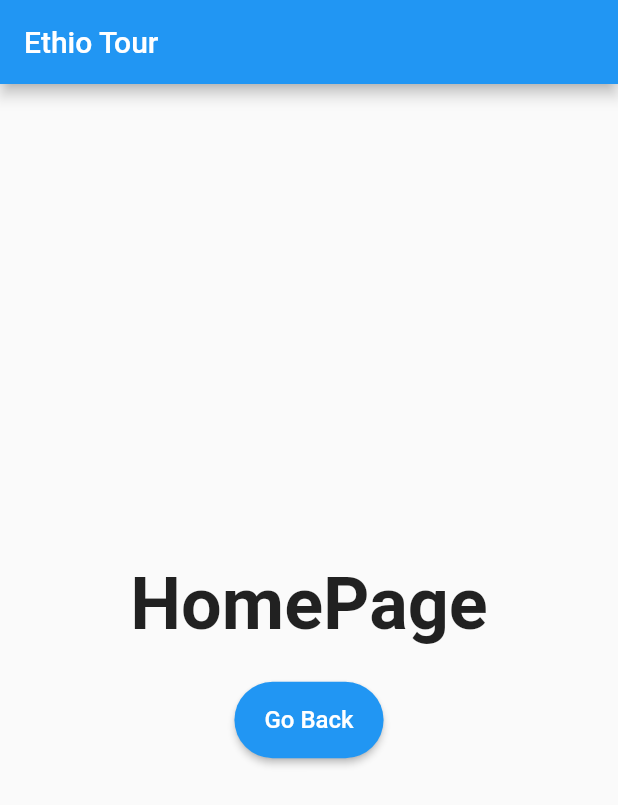
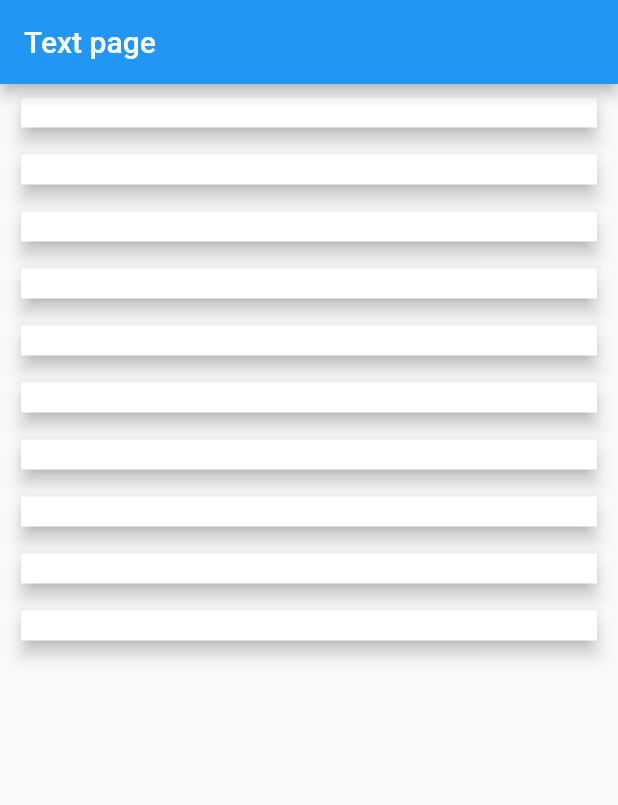
Before and after one commit to Habtamu-Asayto/ethiotour, a Flutter app: the screen it shows after launch, after a tap on "Skip", after a tap on "Start Tour", on a phone screen of 412 x 824 dp. Shown: the top 805 px of the screen. Run offline on Flutter 3.47's test engine with Material 2 defaults, Android fonts, the phone set to English and light mode, and no system bars; our stand-ins replace animated_splash_screen, google_maps_flutter, introduction_screen, sliding_up_panel; network calls fail.

Commit message:
Second level

```diff
--- /dev/null
+++ b/lib/home/test.dart
@@ -0,0 +1,38 @@
+
+import 'package:flutter/material.dart';
+
+class Test extends StatefulWidget {
+  Test({Key? key}) : super(key: key);
+
+  @override
+  State<Test> createState() => _TestState();
+}
+
+class _TestState extends State<Test> {
+  @override
+  Widget build(BuildContext context) {
+     return Scaffold(
+       appBar: AppBar(
+         title: Text("Text page"),
+       ),
+       body: ListView.builder(
+         itemCount: 10,
+         shrinkWrap: true,
+         itemBuilder: (BuildContext context, int index) => Container(
+           width: MediaQuery.of(context).size.width,
+           padding: EdgeInsets.symmetric(horizontal: 10.0, vertical: 5),
+           child: Card(
+             elevation: 5.0,
+             shape: RoundedRectangleBorder(
+               borderRadius: BorderRadius.circular(0.0),
+             ),
+             child: Container(
+               width: MediaQuery.of(context).size.width,
+               padding: EdgeInsets.symmetric(horizontal: 10.0, vertical: 10.0),
+             ),
+           ),
+         ),
+      )
+     );
+  }
+}
--- a/lib/main.dart
+++ b/lib/main.dart
@@ -18,12 +18,12 @@ class MyApp extends StatelessWidget {
         primarySwatch: Colors.blue,
       ),
       home: AnimatedSplashScreen(
-        splash: Image.asset("assets/Fasilides_Palace_01.jpg"),
+        splash: Image.asset("assets/Welcome2.jpg"),
         // ignore: prefer_const_constructors
         nextScreen: OnBoard(),
         splashTransition: SplashTransition.scaleTransition,
         backgroundColor: Colors.white,
-        duration: 1000,
+        duration: 2000,
         ),
     );
   }
--- a/lib/splash/onboard.dart
+++ b/lib/splash/onboard.dart
@@ -2,6 +2,8 @@ import 'package:ethiotour/home/home_page.dart';
 import 'package:ethiotour/widget/button_widget.dart';
 import 'package:flutter/material.dart';
 import 'package:introduction_screen/introduction_screen.dart';
+
+import '../home/test.dart';
 
 class OnBoard extends StatelessWidget {
   const OnBoard({Key? key}) : super(key: key);
@@ -35,7 +37,7 @@ class OnBoard extends StatelessWidget {
                 text: 'Start Tour',
                 onClicked: () => goToHome(context),
               ),
-              image: buildImage('assets/learn.png'),
+              image: buildImage('assets/tour.jpeg'),
               decoration: getPageDecoration(),
             ),
       ],
@@ -54,7 +56,8 @@ class OnBoard extends StatelessWidget {
   );
 
   void goToHome(context) => Navigator.of(context).pushReplacement(
-        MaterialPageRoute(builder: (_) => const HomePage()),
+        //MaterialPageRoute(builder: (_) => const HomePage()),
+        MaterialPageRoute(builder: (_) => Test()),
       );
 
   Widget buildImage(String path) =>
--- a/pubspec.yaml
+++ b/pubspec.yaml
@@ -31,7 +31,9 @@ dependencies:
     sdk: flutter
   animated_splash_screen: ^1.2.0
   introduction_screen: ^3.0.2
-
+  google_maps_flutter: ^2.1.3
+  sliding_up_panel: ^2.0.0+1
+  http: ^0.13.4
 
   # The following adds the Cupertino Icons font to your application.
   # Use with the CupertinoIcons class for iOS style icons.
```
Also changed, not shown: analysis_options.yaml (deleted, +0 -29 lines), lib/home/home_page.dart (+53 -22 lines), lib/service/location_service.dart (added, +14 -0 lines), lib/widget/maps_widget.dart (added, +103 -0 lines), lib/widget/panel_widget.dart (added, +75 -0 lines), assets/Fasilides_Palace_01.jpg (deleted), assets/tour.jpeg (added), assets/tour.png (added), pubspec.lock, 4 other files.
